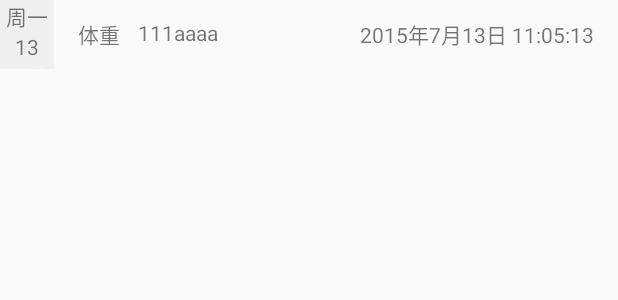
After one commit to berserkertdl/KeepHealth, an Android app: the layout weight_list_item_layout.xml on its own in the app's theme, with its tools: preview values and no code run, on a phone screen of 412 x 824 dp. The commit adds this screen. Shown: the top 300 px of the screen. Run offline under Robolectric (Android 15) with nearby library versions, the phone set to English and light mode, and no system bars.

Commit message:
2015年7月13日 17:26:04

```diff
--- a/app/src/main/java/com/health/keephealth/helper/database/DBOpenHelper.java
+++ b/app/src/main/java/com/health/keephealth/helper/database/DBOpenHelper.java
@@ -3,6 +3,8 @@ package com.health.keephealth.helper.database;
 import android.content.Context;
 import android.database.sqlite.SQLiteDatabase;
 import android.database.sqlite.SQLiteOpenHelper;
+
+import com.health.keephealth.helper.utils.L;
 
 /**
  * Created by Administrator on 2015/7/10 0010.
@@ -26,10 +28,12 @@ public class DBOpenHelper extends SQLiteOpenHelper {
                 "weight float default 0," +
                 "add_time timestamp default (datetime('now','localtime'))," +
                 "comment text)");
+
+        L.i(DBOpenHelper.class,"create table successful");
     }
 
     @Override
     public void onUpgrade(SQLiteDatabase db, int oldVersion, int newVersion) {
-
+        L.i(DBOpenHelper.class,"update db successful");
     }
 }
--- a/app/src/main/res/layout/weight_edit_dialog.xml
+++ b/app/src/main/res/layout/weight_edit_dialog.xml
@@ -5,6 +5,7 @@
     android:orientation="vertical"
     android:paddingLeft="16dp"
     android:paddingRight="16dp">
+
 
     <LinearLayout
         android:layout_width="match_parent"
--- /dev/null
+++ b/app/src/main/res/layout/weight_list_item_layout.xml
@@ -0,0 +1,61 @@
+<?xml version="1.0" encoding="utf-8"?>
+<RelativeLayout xmlns:android="http://schemas.android.com/apk/res/android"
+    android:layout_width="match_parent"
+    android:layout_height="46dp">
+
+
+    <LinearLayout
+        android:id="@+id/weight_title_container"
+        android:layout_width="36dp"
+        android:layout_height="match_parent"
+        android:background="@color/weight_title"
+        android:orientation="vertical"
+        android:gravity="center_horizontal">
+        <TextView
+            android:id="@+id/week"
+            android:layout_width="wrap_content"
+            android:layout_height="wrap_content"
+            android:text="周一" />
+
+        <TextView android:id="@+id/date"
+            android:layout_width="wrap_content"
+            android:layout_height="wrap_content"
+            android:text="13" />
+
+        <TextView
+            android:id="@+id/hour_min"
+            android:layout_width="wrap_content"
+            android:layout_height="wrap_content"
+            android:text="15:39" />
+
+    </LinearLayout>
+
+    <TextView
+        android:id="@+id/weight_title"
+        android:layout_width="wrap_content"
+        android:layout_height="wrap_content"
+        android:layout_toRightOf="@+id/weight_title_container"
+        android:layout_centerVertical="true"
+        android:paddingLeft="16dp"
+        android:text="@string/dialog_weight" />
+
+    <TextView
+        android:id="@+id/weight"
+        android:layout_width="wrap_content"
+        android:layout_height="wrap_content"
+        android:layout_alignTop="@+id/weight_title"
+        android:layout_marginLeft="12dp"
+        android:layout_toRightOf="@+id/weight_title"
+        android:text="111aaaa" />
+
+    <TextView
+        android:id="@+id/add_time"
+        android:layout_width="wrap_content"
+        android:layout_height="wrap_content"
+        android:layout_alignParentRight="true"
+        android:layout_centerVertical="true"
+        android:paddingRight="16dp"
+        android:text="2015年7月13日 11:05:13" />
+
+
+</RelativeLayout>
--- /dev/null
+++ b/app/src/main/res/values/colors.xml
@@ -0,0 +1,5 @@
+<?xml version="1.0" encoding="utf-8"?>
+<resources>
+    <color name="weight_title">#F0F0F0</color>
+
+</resources>
--- a/app/src/main/res/values/styles.xml
+++ b/app/src/main/res/values/styles.xml
@@ -10,7 +10,6 @@
 
     <style name="middleFont">
         <item name="android:textSize">16sp</item>
-
     </style>
 
 
```
Also changed, not shown: app/src/main/java/com/health/keephealth/activities/MainActivity.java (+21 -57 lines), app/src/main/java/com/health/keephealth/helper/database/DBManager.java (+27 -2 lines), app/src/main/java/com/health/keephealth/helper/database/DBThread.java (added, +32 -0 lines), app/src/main/java/com/health/keephealth/ui/adapters/WeightAdapter.java (added, +73 -0 lines), app/src/main/java/com/health/keephealth/ui/fragments/WeightEditDialogFragment.java (+37 -14 lines), app/src/main/res/layout/activity_main.xml (+0 -12 lines), app/src/main/res/layout/weight_list_item_title_layout.xml (added, +20 -0 lines).
